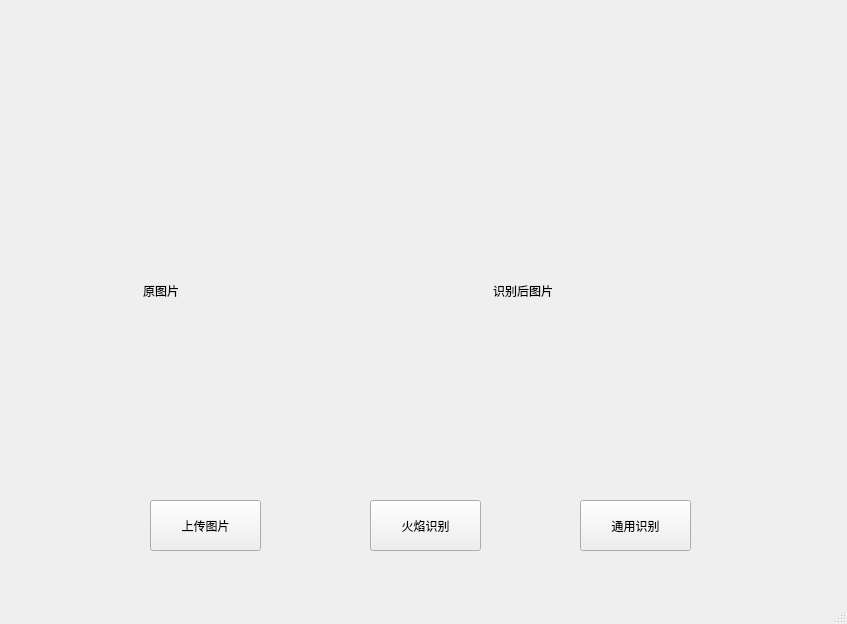
Old version of the form GUI.ui in the repository lzlzlz666/fire-recognition.
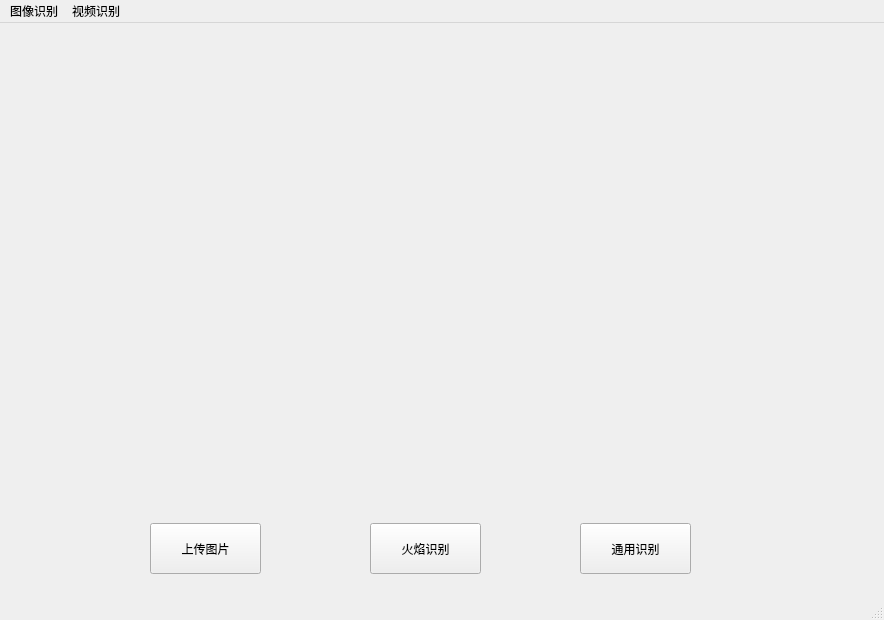
New version of the form. Icons and pictures are not drawn.

Commit message: 增加视频识别界面

```diff
--- a/GUI.ui
+++ b/GUI.ui
@@ -6,8 +6,8 @@
    <rect>
     <x>0</x>
     <y>0</y>
-    <width>847</width>
-    <height>624</height>
+    <width>884</width>
+    <height>620</height>
    </rect>
   </property>
   <property name="windowTitle">
@@ -18,26 +18,32 @@
     <property name="geometry">
      <rect>
       <x>80</x>
-      <y>150</y>
-      <width>281</width>
-      <height>281</height>
+      <y>70</y>
+      <width>381</width>
+      <height>381</height>
      </rect>
     </property>
     <property name="text">
-     <string>                   原图片</string>
+     <string/>
+    </property>
+    <property name="pixmap">
+     <pixmap>C:/Users/linz/Pictures/Camera Roll/1743381236668.jpg</pixmap>
     </property>
    </widget>
    <widget class="QLabel" name="label_2">
     <property name="geometry">
      <rect>
-      <x>430</x>
-      <y>150</y>
-      <width>281</width>
-      <height>281</height>
+      <x>490</x>
+      <y>60</y>
+      <width>381</width>
+      <height>381</height>
      </rect>
     </property>
     <property name="text">
-     <string>                   识别后图片</string>
+     <string/>
+    </property>
+    <property name="pixmap">
+     <pixmap>C:/Users/linz/Pictures/Camera Roll/图片-copy.png</pixmap>
     </property>
    </widget>
    <widget class="QPushButton" name="pushButton_3">
@@ -85,10 +91,24 @@
     <rect>
      <x>0</x>
      <y>0</y>
-     <width>847</width>
+     <width>884</width>
      <height>22</height>
     </rect>
    </property>
+   <widget class="QMenu" name="menu">
+    <property name="title">
+     <string>图像识别</string>
+    </property>
+    <addaction name="actiontest"/>
+   </widget>
+   <widget class="QMenu" name="menu_2">
+    <property name="title">
+     <string>视频识别</string>
+    </property>
+    <addaction name="actionvedio"/>
+   </widget>
+   <addaction name="menu"/>
+   <addaction name="menu_2"/>
   </widget>
   <widget class="QStatusBar" name="statusbar"/>
  </widget>
```
Left out of the diff: 10 changed lines with no effect on the pictures. The commit also changes 5 other files.
